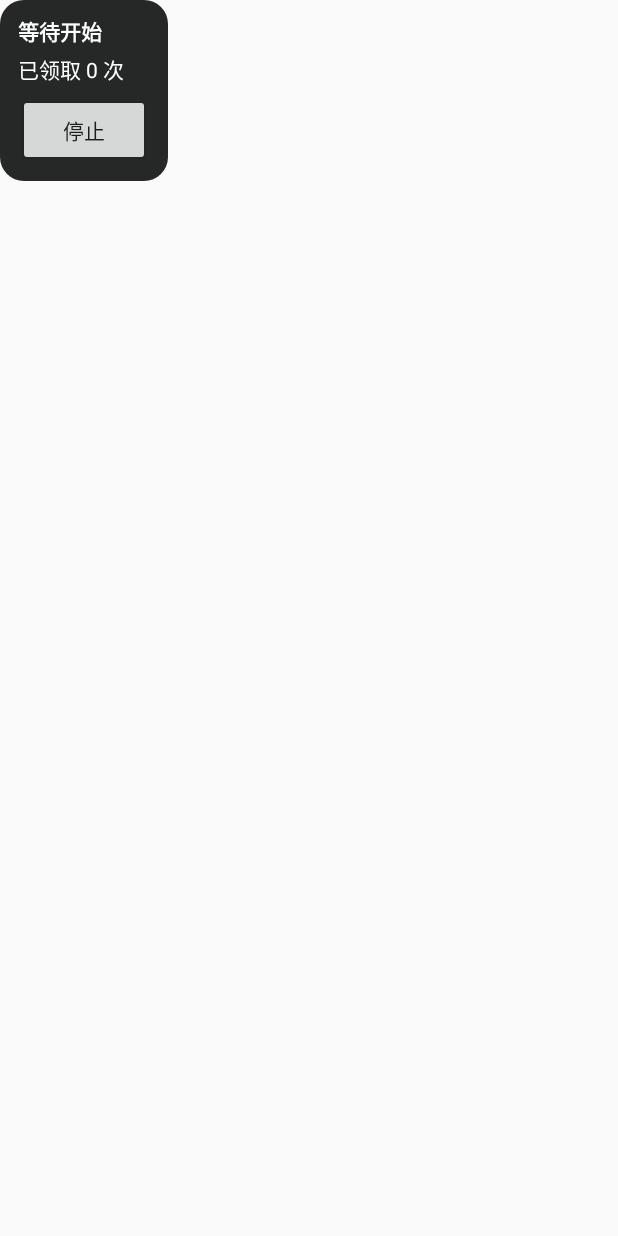
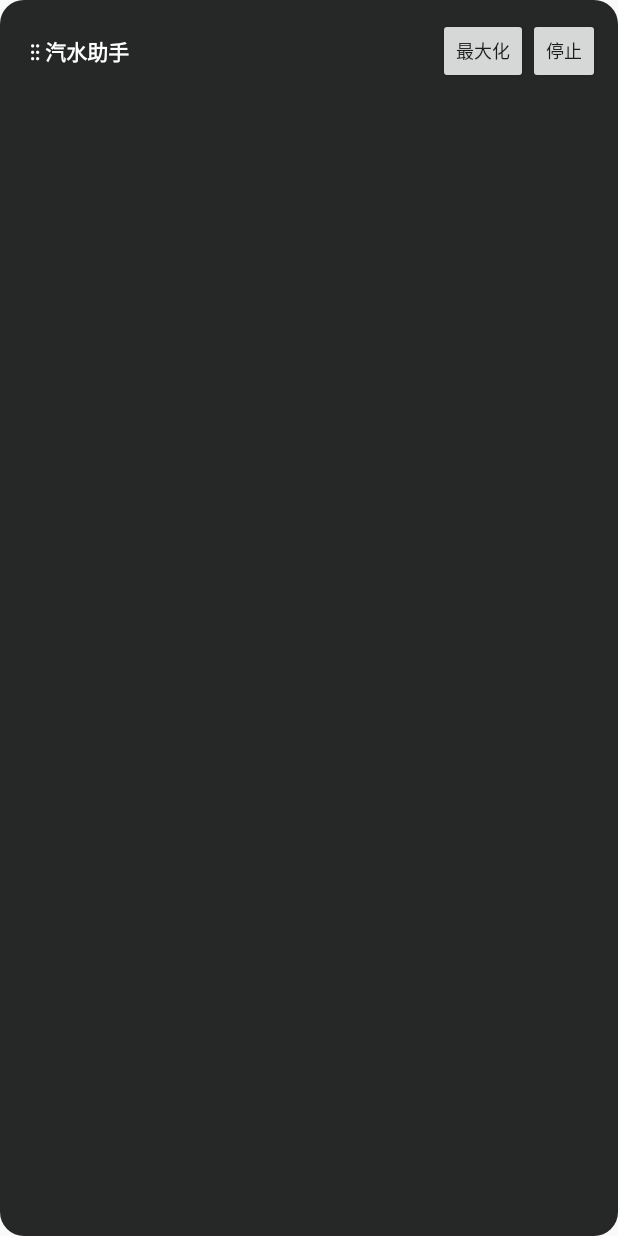
Before and after one commit to 2182977liu-bit/qishuiAScriptAndroid, an Android app: the layout overlay_control.xml on its own in the app's theme, with its tools: preview values and no code run, on a phone screen of 412 x 824 dp. Run offline under Robolectric (Android 15) with nearby library versions, the phone set to English and light mode, and no system bars.

Commit message:
Improve draggable overlay and add offline/lite optimized builds

```diff
--- a/native-android/app/src/main/res/layout/overlay_control.xml
+++ b/native-android/app/src/main/res/layout/overlay_control.xml
@@ -1,30 +1,90 @@
 <?xml version="1.0" encoding="utf-8"?>
 <LinearLayout xmlns:android="http://schemas.android.com/apk/res/android"
-    android:layout_width="wrap_content"
-    android:layout_height="wrap_content"
+    android:id="@+id/overlayRoot"
+    android:layout_width="match_parent"
+    android:layout_height="match_parent"
     android:background="@drawable/overlay_background"
     android:orientation="vertical">
 
+    <LinearLayout
+        android:layout_width="match_parent"
+        android:layout_height="wrap_content"
+        android:gravity="center_vertical"
+        android:orientation="horizontal">
+
+        <TextView
+            android:id="@+id/overlayDragHandle"
+            android:layout_width="0dp"
+            android:layout_height="48dp"
+            android:layout_weight="1"
+            android:contentDescription="拖动悬浮窗"
+            android:gravity="center_vertical"
+            android:paddingStart="8dp"
+            android:paddingEnd="8dp"
+            android:text="⋮⋮ 汽水助手"
+            android:textColor="#FFFFFFFF"
+            android:textStyle="bold" />
+
+        <Button
+            android:id="@+id/overlayToggle"
+            android:layout_width="wrap_content"
+            android:layout_height="44dp"
+            android:minWidth="0dp"
+            android:text="最大化"
+            android:textSize="12sp" />
+
+        <Button
+            android:id="@+id/overlayStop"
+            android:layout_width="wrap_content"
+            android:layout_height="44dp"
+            android:minWidth="0dp"
+            android:text="停止"
+            android:textSize="12sp" />
+    </LinearLayout>
+
+    <LinearLayout
+        android:id="@+id/overlayContent"
+        android:layout_width="match_parent"
+        android:layout_height="0dp"
+        android:layout_weight="1"
+        android:orientation="vertical"
+        android:visibility="gone">
+
         <TextView
             android:id="@+id/overlayStatus"
-        android:layout_width="wrap_content"
+            android:layout_width="match_parent"
             android:layout_height="wrap_content"
+            android:layout_marginTop="4dp"
             android:text="等待开始"
             android:textColor="#FFFFFFFF"
             android:textStyle="bold" />
 
         <TextView
             android:id="@+id/overlayCount"
-        android:layout_width="wrap_content"
+            android:layout_width="match_parent"
             android:layout_height="wrap_content"
             android:layout_marginTop="4dp"
             android:text="已领取 0 次"
             android:textColor="#FFFFFFFF" />
 
-    <Button
-        android:id="@+id/overlayStop"
-        android:layout_width="wrap_content"
+        <ScrollView
+            android:id="@+id/overlayLogScroll"
+            android:layout_width="match_parent"
+            android:layout_height="0dp"
+            android:layout_marginTop="8dp"
+            android:layout_weight="1"
+            android:background="#CC000000"
+            android:fillViewport="true"
+            android:padding="8dp">
+
+            <TextView
+                android:id="@+id/overlayLogs"
+                android:layout_width="match_parent"
                 android:layout_height="wrap_content"
-        android:layout_marginTop="6dp"
-        android:text="停止" />
+                android:fontFamily="monospace"
+                android:text="暂无日志"
+                android:textColor="#FFE8E8E8"
+                android:textSize="11sp" />
+        </ScrollView>
     </LinearLayout>
+</LinearLayout>
```
Also changed, not shown: native-android/app/build.gradle.kts (+27 -7 lines), native-android/app/src/main/java/com/qingsong/qishuiautomation/ControlOverlay.kt (+128 -4 lines), 3 other files. Lines whose indentation alone changed are shown as unchanged.
